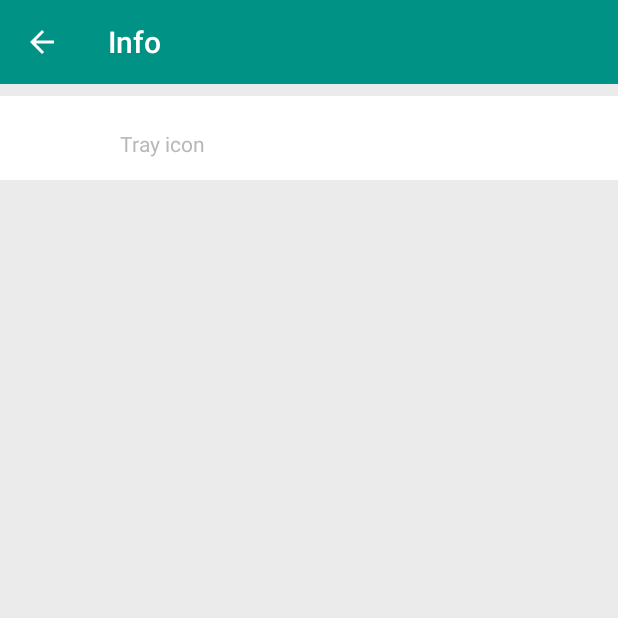
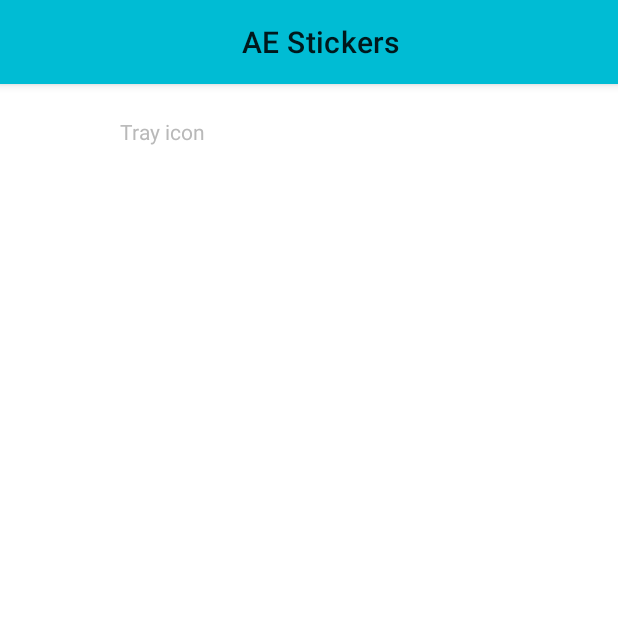
Before and after one commit to midhunhk/ae-sticker-app, an Android app: the StickerPackInfoActivity screen opened directly, with no data from a screen before it, on a phone screen of 412 x 824 dp, the top half of it. Run offline under Robolectric (Android 15) with nearby library versions, the light colour scheme and no system bars; 1 statement that could not run was skipped.

Commit message:
enable dark theme

```diff
--- a/app/build.gradle
+++ b/app/build.gradle
@@ -12,8 +12,8 @@
         applicationId "com.ae.apps.stickerapp"
         minSdkVersion 18
         targetSdkVersion 29
-        versionCode 10
-        versionName "1.5.1"
+        versionCode 11
+        versionName "1.6.0"
         testInstrumentationRunner "androidx.test.runner.AndroidJUnitRunner"
         def contentProviderAuthority = applicationId + ".stickercontentprovider"
         // Creates a placeholder property to use in the manifest.
--- a/app/src/main/AndroidManifest.xml
+++ b/app/src/main/AndroidManifest.xml
@@ -10,7 +10,7 @@
         android:label="@string/app_name"
         android:roundIcon="@mipmap/ic_launcher"
         android:supportsRtl="true"
-        android:theme="@style/StickersAppTheme"
+        android:theme="@style/Theme.StickersApp"
         tools:ignore="GoogleAppIndexingWarning">
 
         <meta-data
--- a/app/src/main/java/com/ae/apps/stickerapp/StickerPackInfoActivity.java
+++ b/app/src/main/java/com/ae/apps/stickerapp/StickerPackInfoActivity.java
@@ -19,6 +19,8 @@
 import android.view.View;
 import android.widget.TextView;
 
+import androidx.appcompat.widget.Toolbar;
+
 import java.io.FileNotFoundException;
 import java.io.InputStream;
 
@@ -30,6 +32,8 @@
     protected void onCreate(Bundle savedInstanceState) {
         super.onCreate(savedInstanceState);
         setContentView(R.layout.activity_sticker_pack_info);
+
+        setToolBar();
 
         final String trayIconUriString = getIntent().getStringExtra(StickerPackDetailsActivity.EXTRA_STICKER_PACK_TRAY_ICON);
         final String website = getIntent().getStringExtra(StickerPackDetailsActivity.EXTRA_STICKER_PACK_WEBSITE);
@@ -69,6 +73,11 @@
         }
     }
 
+    private void setToolBar() {
+        Toolbar toolbar = findViewById(R.id.toolbar);
+        setSupportActionBar(toolbar);
+    }
+
     private void launchEmailClient(String email) {
         Intent intent = new Intent(Intent.ACTION_SEND);
         intent.setType("plain/text");
--- a/app/src/main/res/layout/activity_sticker_pack_info.xml
+++ b/app/src/main/res/layout/activity_sticker_pack_info.xml
@@ -3,15 +3,14 @@
     xmlns:tools="http://schemas.android.com/tools"
     android:layout_width="match_parent"
     android:layout_height="match_parent"
-    android:background="@color/infoPageBackgroundColor"
     android:orientation="vertical"
-    android:paddingTop="8dp"
     tools:context=".StickerPackInfoActivity">
+
+    <include layout="@layout/toolbar" />
 
     <LinearLayout
         android:layout_width="match_parent"
         android:layout_height="wrap_content"
-        android:background="@android:color/white"
         android:orientation="vertical">
         <TextView
             android:id="@+id/tray_icon"
--- a/app/src/main/res/layout/sticker_packs_list_item.xml
+++ b/app/src/main/res/layout/sticker_packs_list_item.xml
@@ -43,7 +43,6 @@
             android:layout_width="wrap_content"
             android:layout_height="match_parent"
             android:layout_gravity="center_vertical"
-            android:textColor="@android:color/black"
             android:textSize="16sp"
             tools:text="Pusheen" />
 
--- /dev/null
+++ b/app/src/main/res/layout/toolbar.xml
@@ -0,0 +1,17 @@
+<?xml version="1.0" encoding="utf-8"?>
+<androidx.appcompat.widget.Toolbar android:id="@+id/toolbar"
+    android:layout_width="match_parent"
+    android:layout_height="wrap_content"
+    android:background="@color/colorPrimary"
+    android:minHeight="?attr/actionBarSize"
+    android:layout_alignParentTop="true"
+    app:titleTextColor="@android:color/white"
+    xmlns:android="http://schemas.android.com/apk/res/android"
+    xmlns:app="http://schemas.android.com/apk/res-auto">
+    <TextView
+        android:layout_width="match_parent"
+        android:layout_height="wrap_content"
+        android:text="@string/app_name"
+        style="@style/TextAppearance.MaterialComponents.Headline6"
+        android:gravity="center"/>
+</androidx.appcompat.widget.Toolbar>
--- /dev/null
+++ b/app/src/main/res/values-night/themes.xml
@@ -0,0 +1,19 @@
+<?xml version="1.0" encoding="utf-8"?>
+<resources>
+    <!--Top level DayNight theme to be used in AndroidManifest.xml-->
+    <style name="Theme.StickersApp" parent="Base.Theme.StickersApp">
+        <!--Material color attributes (dark theme) -->
+        <item name="colorPrimary">@color/purple_200</item>
+        <item name="colorPrimaryVariant">@color/purple_600</item>
+        <item name="colorSecondary">@color/green_200</item>
+        <item name="colorSecondaryVariant">@color/green_500</item>
+        <item name="android:colorBackground">@color/black_900</item>
+        <item name="colorSurface">@color/black_800</item>
+        <item name="colorError">@color/red_200</item>
+        <item name="colorOnPrimary">@color/black_900</item>
+        <item name="colorOnSecondary">@color/black_900</item>
+        <item name="colorOnBackground">@color/white_50</item>
+        <item name="colorOnSurface">@color/white_50</item>
+        <item name="colorOnError">@color/black_900</item>
+    </style>
+</resources>
--- a/app/src/main/res/values-v21/styles.xml
+++ b/app/src/main/res/values-v21/styles.xml
@@ -1,9 +1,4 @@
 <?xml version="1.0" encoding="utf-8"?>
 <resources>
-    <style name="AppTheme" parent="StickersAppTheme">
-    </style>
 
-    <style name="StickersAppTheme" parent="AppTheme.Base">
-        <item name="android:statusBarColor">@color/colorPrimary</item>
-    </style>
 </resources>
--- a/app/src/main/res/values/colors.xml
+++ b/app/src/main/res/values/colors.xml
@@ -1,10 +1,40 @@
 <?xml version="1.0" encoding="utf-8"?>
 <resources>
-    <color name="colorPrimary">#009385</color>
-    <color name="colorPrimaryDark">#BABABA</color>
+    <color name="colorPrimary">#00BCD4</color>
+    <color name="colorPrimaryVariant">#03A9F4</color>
+    <color name="colorOnPrimary">#000000</color>
+
+    <color name="colorSecondary">@color/colorAccent</color>
+    <color name="colorSecondaryVariant">#009385</color>
+    <color name="colorOnSecondary">#fefefe</color>
+
     <color name="colorAccent">#12EAEA</color>
     <color name="inactiveAddButtonColor">#B3B3B3</color>
-    <color name="infoPageBackgroundColor">#EBEBEB</color>
+    <!--<color name="infoPageBackgroundColor">#EBEBEB</color>-->
     <color name="actionBarArrowColor">@color/colorAccent</color>
     <color name="color_white">#FFFFFF</color>
+
+    <!-- Copied -->
+
+    <!--Color palette-->
+
+    <color name="purple_200">#bb86fc</color> <!--Color primary (dark)-->
+    <color name="purple_500">#6200ee</color> <!--Color primary (light)-->
+    <color name="purple_600">#4b01d0</color> <!--Color primary variant (dark)-->
+    <color name="purple_700">#3700b3</color> <!--Color primary variant (light)-->
+
+    <color name="green_200">#03dac6</color> <!--Color secondary-->
+    <color name="green_500">#018786</color> <!--Color secondary variant-->
+
+    <color name="red_200">#cf6679</color> <!--Color error (dark)-->
+    <color name="red_600">#b00020</color> <!--Color error (light)-->
+
+    <!--Color surface (light), color on error (light), -->
+    <!--color on surface (dark), color on surface (dark)-->
+    <color name="white_50">#ffffff</color>
+
+    <color name="black_800">#121212</color> <!--Color surface (dark)-->
+    <!--Color on secondary (light), color on background (light),-->
+    <!--color on surface (light)-->
+    <color name="black_900">#000000</color>
 </resources>
--- a/app/src/main/res/values/strings.xml
+++ b/app/src/main/res/values/strings.xml
@@ -1,6 +1,6 @@
 <resources>
-    <string name="app_name">ae Stickers</string>
-    <string name="app_version">1.4.1</string>
+    <string name="app_name">AE Stickers</string>
+    <string name="app_version">1.6.0</string>
     <string name="tray_image_content_description">Sticker Pack Tray Image</string>
     <string name="more_info_button">More info about sticker pack</string>
     <string name="add_to_whatsapp">Add to WhatsApp</string>
--- a/app/src/main/res/values/styles.xml
+++ b/app/src/main/res/values/styles.xml
@@ -1,26 +1,6 @@
 <resources xmlns:tools="http://schemas.android.com/tools">
 
-    <style name="AppTheme" parent="StickersAppTheme">
-    </style>
-
-    <style name="StickersAppTheme" parent="AppTheme.Base">
-    </style>
-
-    <!-- Base application theme. -->
-    <style name="AppTheme.Base" parent="Base.Theme.MaterialComponents.Light.DarkActionBar">
-        <!-- Customize your theme here. -->
-        <item name="colorPrimary">@color/colorPrimary</item>
-        <item name="colorPrimaryDark">@color/colorPrimaryDark</item>
-        <item name="colorAccent">@color/colorAccent</item>
-        <item name="actionBarStyle">@style/MyApp.ActionBarStyle</item>
-    </style>
-
-    <style name="MyApp.ActionBarStyle" parent="@style/Widget.AppCompat.Light.ActionBar.Solid.Inverse">
-        <item name="android:background">@color/colorPrimary</item>
-        <item name="colorControlNormal">@color/actionBarArrowColor</item>
-        <item name="elevation">0dp</item>
-    </style>
-
+    <!-- Custom Styles -->
     <style name="TextStyle">
         <item name="android:padding">16dp</item>
         <item name="android:layout_width">wrap_content</item>
@@ -29,22 +9,12 @@
     </style>
 
     <style name="StickerPreviewButtonText" parent="Widget.AppCompat.Button.Borderless">
-        <item name="android:textColor">@android:color/white</item>
+        <item name="android:textColor">?colorOnPrimary</item>
         <item name="android:textSize">14sp</item>
         <item name="android:textStyle">bold</item>
         <item name="android:singleLine">true</item>
         <item name="android:ellipsize">end</item>
         <item name="android:textAllCaps">true</item>
-    </style>
-
-    <style name="AppTheme.NoActionBar">
-        <item name="windowActionBar">false</item>
-        <item name="windowNoTitle">true</item>
-    </style>
-
-    <style name="AppTheme.ActionBar">
-        <item name="windowActionBar">true</item>
-        <item name="windowNoTitle">false</item>
     </style>
 
     <style name="sticker_packs_list_item_author_style">
@@ -62,6 +32,8 @@
         <item name="android:layout_marginTop">8dp</item>
         <item name="android:drawablePadding">32dp</item>
         <item name="android:clickable">true</item>
+        <!--
         <item name="android:foreground">?android:attr/selectableItemBackground</item>
+        -->
     </style>
 </resources>
--- /dev/null
+++ b/app/src/main/res/values/themes.xml
@@ -0,0 +1,36 @@
+<?xml version="1.0" encoding="utf-8"?>
+<resources xmlns:tools="http://schemas.android.com/tools">
+    <!--Top level DayNight theme to be used in AndroidManifest.xml-->
+    <style name="Theme.StickersApp" parent="Base.Theme.StickersApp"/>
+
+    <style name="Base.Theme.StickersApp" parent="Base.Theme.MaterialThemeBuilder">
+        <!--Material color attributes (light theme) -->
+        <!--colorPrimary colors map to components and elements, such as app bars and buttons. -->
+        <!--colorSecondary colors are most often used as accents on components, such as FABs and -->
+        <!--selection controls.-->
+        <item name="colorPrimary">@color/purple_500</item>
+        <item name="colorPrimaryVariant">@color/purple_700</item>
+        <item name="colorSecondary">@color/green_200</item>
+        <item name="colorSecondaryVariant">@color/green_500</item>
+
+        <!--text fields.-->
+        <item name="android:colorBackground">@color/white_50</item>
+        <item name="colorSurface">@color/white_50</item>
+        <item name="colorError">@color/red_600</item>
+
+        <item name="colorOnPrimary">@color/white_50</item>
+        <item name="colorOnSecondary">@color/black_900</item>
+        <item name="colorOnBackground">@color/black_900</item>
+        <item name="colorOnSurface">@color/black_900</item>
+        <item name="colorOnError">@color/white_50</item>
+        <item name="toolbarStyle">@style/Widget.MaterialComponents.Toolbar.PrimarySurface</item>
+    </style>
+
+    <style name="Base.Theme.MaterialThemeBuilder" parent="Theme.MaterialComponents.DayNight.NoActionBar">
+        <item name="android:statusBarColor" tools:ignore="NewApi">?attr/colorSurface</item>
+        <item name="android:windowLightStatusBar" tools:ignore="NewApi">true</item>
+        <item name="android:navigationBarColor" tools:ignore="NewApi">?android:attr/colorBackground</item>
+        <item name="android:windowLightNavigationBar" tools:ignore="NewApi">true</item>
+        <item name="android:navigationBarDividerColor" tools:ignore="NewApi">?attr/colorControlHighlight</item>
+    </style>
+</resources>
```
Also changed, not shown: app/src/main/java/com/ae/apps/stickerapp/EntryActivity.java (+14 -2 lines), app/src/main/java/com/ae/apps/stickerapp/StickerPackDetailsActivity.java (+8 -0 lines), app/src/main/java/com/ae/apps/stickerapp/StickerPackListActivity.java (+5 -13 lines), app/src/main/res/layout/activity_sticker_pack_list.xml (+8 -4 lines), app/src/main/res/layout/sticker_pack_details.xml (+5 -4 lines), app/src/main/res/layout/title_bar.xml (deleted, +0 -9 lines), 1 other file.
